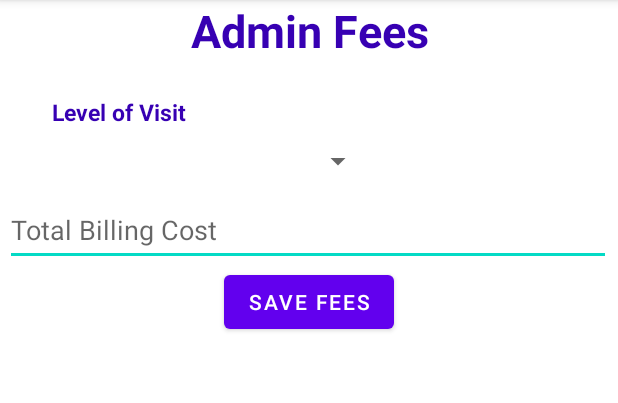
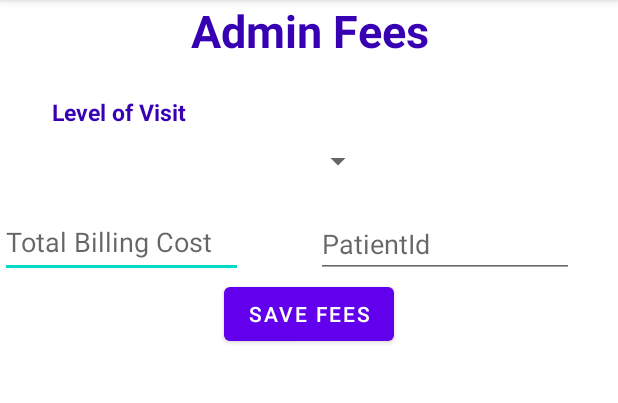
Before and after one commit to CSCI-152/Team8, an Android app: the AdminModifyFees screen opened directly, with no data from a screen before it, on a phone screen of 412 x 824 dp, the part 84-487 px from its top. Run offline under Robolectric (Android 15) with nearby library versions, the phone set to English and light mode, and no system bars; our stand-ins replace Firebase (no records; nobody signed in at launch, a user with empty details on screens opened directly).

Commit message:
update with patientId

```diff
--- a/PDMS/app/src/main/java/com/example/pdms/AdminModifyFees.java
+++ b/PDMS/app/src/main/java/com/example/pdms/AdminModifyFees.java
@@ -11,8 +11,10 @@ import android.view.View;
 import android.widget.AdapterView;
 import android.widget.Button;
 import android.widget.EditText;
+import android.widget.ListAdapter;
 import android.widget.ListView;
 import android.widget.Spinner;
+import android.widget.TextView;
 import android.widget.Toast;
 
 import com.google.firebase.database.DataSnapshot;
@@ -25,22 +27,24 @@ import java.util.ArrayList;
 import java.util.List;
 
 public class AdminModifyFees extends AppCompatActivity {
-    EditText editTextBill;
+    EditText editTextBill, editTextPatientId;
     Button btn_add;
     Spinner spinnerLevels;
     DatabaseReference databaseReference;
     ListView listViewFees;
     List<Fees> feesList;
+
     @Override
     protected void onCreate(Bundle savedInstanceState) {
         super.onCreate(savedInstanceState);
         setContentView(R.layout.activity_admin_modify_fees);
         editTextBill = (EditText) findViewById(R.id.editTextBill);
+        editTextPatientId = (EditText) findViewById(R.id.editTextPatientId);
         btn_add = (Button) findViewById(R.id.btn_add);
         spinnerLevels = (Spinner) findViewById(R.id.spinnerLevels);
         listViewFees = (ListView) findViewById(R.id.listViewFees);
         feesList = new ArrayList<>();
-            databaseReference = FirebaseDatabase.getInstance().getReference("ModifyFees");
+        databaseReference = FirebaseDatabase.getInstance().getReference("Bill");
         btn_add.setOnClickListener(new View.OnClickListener() {
             @Override
             public void onClick(View v) {
@@ -52,7 +56,7 @@ public class AdminModifyFees extends AppCompatActivity {
             @Override
             public boolean onItemLongClick(AdapterView<?> parent, View view, int position, long id) {
                 Fees fees = feesList.get(position);
-                    showUpdateDialog(fees.getId(), fees.getBill());
+                showUpdateDialog(fees.getId(), fees.getPatientId(), fees.getBill());
 
                 return false;
             }
@@ -96,9 +100,9 @@ public class AdminModifyFees extends AppCompatActivity {
                 }
 
 
-                    FeesList artistAdapter = new FeesList(AdminModifyFees.this, feesList);
+                FeesList feeAdapter = new FeesList(AdminModifyFees.this, feesList);
 
-                    listViewFees.setAdapter(artistAdapter);
+                listViewFees.setAdapter(feeAdapter);
             }
 
             @Override
@@ -108,7 +112,7 @@ public class AdminModifyFees extends AppCompatActivity {
         });
     }
 
-        private void showUpdateDialog(String id, String bill) {
+    private void showUpdateDialog(String id, String patientId, String bill) {
 
         AlertDialog.Builder dialogBuilder = new AlertDialog.Builder(this);
 
@@ -119,6 +123,7 @@ public class AdminModifyFees extends AppCompatActivity {
         dialogBuilder.setView(dialogView);
 
         final EditText editTextBill = (EditText) dialogView.findViewById(R.id.editTextBill);
+        final EditText editTextPatientId = (EditText) dialogView.findViewById(R.id.editTextPatientId);
         final Button btn_update = (Button) dialogView.findViewById(R.id.btn_update);
         final Spinner spinnerLevels = (Spinner) dialogView.findViewById(R.id.spinnerLevels);
         final Button btn_delete = (Button) dialogView.findViewById(R.id.btn_delete);
@@ -132,14 +137,15 @@ public class AdminModifyFees extends AppCompatActivity {
             @Override
             public void onClick(View v) {
                 String bill = editTextBill.getText().toString().trim();
+                String patientId = editTextPatientId.getText().toString().trim();
                 String level = spinnerLevels.getSelectedItem().toString();
 
-                    if(TextUtils.isEmpty(bill)) {
-                        editTextBill.setError("Bill required");
+                if(TextUtils.isEmpty(bill) && TextUtils.isEmpty(patientId)) {
+                    editTextBill.setError("Bill and PatientId required");
                     return;
                 }
 
-                    updateFees(id, level, bill);
+                updateFees(id, patientId, level, bill);
 
                 alertDialog.dismiss();
 
@@ -154,11 +160,11 @@ public class AdminModifyFees extends AppCompatActivity {
         });
 
     }
-        private boolean updateFees(String id, String bill, String level) {
+    private boolean updateFees(String id, String patientId, String bill, String level) {
 
-            DatabaseReference databaseReference = FirebaseDatabase.getInstance().getReference("ModifyFees").child(id);
+        DatabaseReference databaseReference = FirebaseDatabase.getInstance().getReference("Bill").child(id);
 
-            Fees fees = new Fees(id, bill, level);
+        Fees fees = new Fees(id, patientId, bill, level);
 
         databaseReference.setValue(fees);
 
@@ -170,10 +176,11 @@ public class AdminModifyFees extends AppCompatActivity {
 
     private void addFees() {
         String level = spinnerLevels.getSelectedItem().toString();
+        String patientId = editTextPatientId.getText().toString().trim();
         String bill = editTextBill.getText().toString().trim();
-            if (!TextUtils.isEmpty(bill)) {
+        if (!TextUtils.isEmpty(bill) && !TextUtils.isEmpty(patientId)) {
             String id = databaseReference.push().getKey();
-                Fees fees = new Fees(id, level, bill);
+            Fees fees = new Fees(id, patientId,level, bill);
             databaseReference.child(id).setValue(fees);
             Toast.makeText(this, "Fees added", Toast.LENGTH_LONG).show();
         } else {
@@ -182,11 +189,8 @@ public class AdminModifyFees extends AppCompatActivity {
 
     }
     private void deleteFees(String id) {
-            DatabaseReference databaseReference = FirebaseDatabase.getInstance().getReference("ModifyFees").child(id);
+        DatabaseReference databaseReference = FirebaseDatabase.getInstance().getReference("Bill").child(id);
         databaseReference.removeValue();
         Toast.makeText(this, "Fees canceled", Toast.LENGTH_LONG).show();
     }
-
-
-
 }
--- a/PDMS/app/src/main/res/layout/activity_admin_modify_fees.xml
+++ b/PDMS/app/src/main/res/layout/activity_admin_modify_fees.xml
@@ -5,7 +5,6 @@
     android:layout_width="match_parent"
     android:layout_height="match_parent"
     tools:context=".AdminModifyFees">
-
 
     <TextView
         android:id="@+id/textView"
@@ -20,7 +19,7 @@
         app:layout_constraintEnd_toEndOf="parent"
         app:layout_constraintHorizontal_bias="0.0"
         app:layout_constraintStart_toStartOf="parent"
-        app:layout_constraintTop_toTopOf="parent" />
+        app:layout_constraintTop_toTopOf="parent"/>
 
     <TextView
         android:id="@+id/textView2"
@@ -36,7 +35,8 @@
         app:layout_constraintEnd_toEndOf="parent"
         app:layout_constraintHorizontal_bias="0.029"
         app:layout_constraintStart_toStartOf="parent"
-        app:layout_constraintTop_toBottomOf="@+id/textView" />
+        app:layout_constraintTop_toBottomOf="@+id/textView"/>
+
 
     <Spinner
         android:id="@+id/spinnerLevels"
@@ -44,48 +44,56 @@
         android:layout_height="20dp"
         android:layout_marginTop="2dp"
         android:entries="@array/levels"
-        app:layout_constraintEnd_toEndOf="parent"
         app:layout_constraintHorizontal_bias="0.0"
         app:layout_constraintStart_toStartOf="parent"
         app:layout_constraintTop_toBottomOf="@+id/textView2" />
 
     <EditText
         android:id="@+id/editTextBill"
-        android:layout_width="404dp"
+        android:layout_width="162dp"
         android:layout_height="48dp"
-        android:layout_marginTop="12dp"
+        android:layout_marginTop="20dp"
         android:ems="10"
         android:hint="Total Billing Cost"
         app:layout_constraintEnd_toEndOf="parent"
-        app:layout_constraintHorizontal_bias="0.428"
+        app:layout_constraintHorizontal_bias="0.0"
         app:layout_constraintStart_toStartOf="parent"
         app:layout_constraintTop_toBottomOf="@+id/spinnerLevels" />
+
+    <EditText
+        android:id="@+id/editTextPatientId"
+        android:layout_width="172dp"
+        android:layout_height="41dp"
+        android:hint="PatientId"
+        app:layout_constraintBottom_toBottomOf="parent"
+        app:layout_constraintEnd_toEndOf="parent"
+        app:layout_constraintHorizontal_bias="0.878"
+        app:layout_constraintStart_toStartOf="parent"
+        app:layout_constraintTop_toTopOf="parent"
+        app:layout_constraintVertical_bias="0.198" />
 
     <Button
         android:id="@+id/btn_add"
         android:layout_width="wrap_content"
         android:layout_height="wrap_content"
-        android:layout_marginStart="149dp"
-        android:layout_marginLeft="149dp"
-        android:layout_marginEnd="150dp"
-        android:layout_marginRight="150dp"
         android:text="Save Fees"
         app:layout_constraintEnd_toEndOf="parent"
         app:layout_constraintStart_toStartOf="parent"
-        app:layout_constraintTop_toBottomOf="@+id/editTextBill" />
+        app:layout_constraintTop_toBottomOf="@+id/editTextBill"/>
 
     <ListView
         android:id="@+id/listViewFees"
-        android:layout_width="404dp"
-        android:layout_height="493dp"
+        android:layout_width="400dp"
+        android:layout_height="498dp"
         android:layout_below="@+id/spinnerLevels"
         android:layout_alignParentStart="true"
         android:layout_alignParentLeft="true"
         android:layout_marginTop="8dp"
         app:layout_constraintEnd_toEndOf="parent"
         app:layout_constraintStart_toStartOf="parent"
-        app:layout_constraintTop_toBottomOf="@+id/btn_add">
+        app:layout_constraintTop_toBottomOf="@+id/btn_add" />
 
-    </ListView>
+
+
 
 </androidx.constraintlayout.widget.ConstraintLayout>
```
Also changed, not shown: PDMS/app/src/main/java/com/example/pdms/Fees.java (+11 -2 lines), PDMS/app/src/main/java/com/example/pdms/FeesList.java (+4 -6 lines), PDMS/app/src/main/res/layout/list_layout.xml (+9 -0 lines), PDMS/app/src/main/res/layout/update_dialog.xml (+7 -0 lines). Lines whose indentation alone changed are shown as unchanged.
